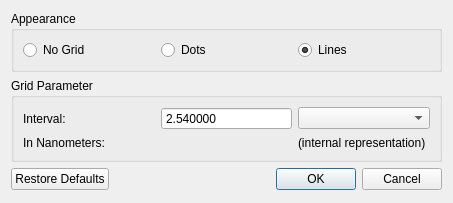
Above: src/common/dialogs/gridsettingsdialog.ui from LibrePCB/LibrePCB before the change. Below: the same form after it.
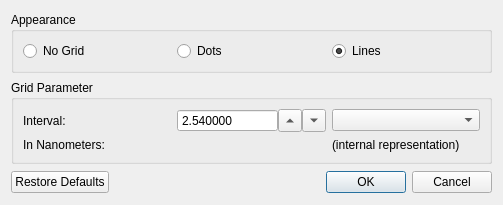
That is the form after the change.

The edit to the form file:
```diff
--- a/src/common/dialogs/gridsettingsdialog.ui
+++ b/src/common/dialogs/gridsettingsdialog.ui
@@ -9,8 +9,8 @@
    <rect>
     <x>0</x>
     <y>0</y>
-    <width>453</width>
-    <height>203</height>
+    <width>503</width>
+    <height>205</height>
    </rect>
   </property>
   <property name="sizePolicy">
@@ -118,6 +118,11 @@
        </widget>
       </item>
       <item row="0" column="1">
+       <layout class="QHBoxLayout" name="horizontalLayout_2">
+        <property name="spacing">
+         <number>0</number>
+        </property>
+        <item>
        <widget class="QDoubleSpinBox" name="spbxInterval">
         <property name="buttonSymbols">
          <enum>QAbstractSpinBox::NoButtons</enum>
@@ -136,6 +141,28 @@
         </property>
        </widget>
       </item>
+        <item>
+         <widget class="QToolButton" name="btnMul2">
+          <property name="text">
+           <string>-</string>
+          </property>
+          <property name="arrowType">
+           <enum>Qt::UpArrow</enum>
+          </property>
+         </widget>
+        </item>
+        <item>
+         <widget class="QToolButton" name="btnDiv2">
+          <property name="text">
+           <string>+</string>
+          </property>
+          <property name="arrowType">
+           <enum>Qt::DownArrow</enum>
+          </property>
+         </widget>
+        </item>
+       </layout>
+      </item>
      </layout>
     </widget>
    </item>
```
Left out of the diff: 6 changed lines with no effect on the pictures. Lines whose indentation alone changed are shown as unchanged.
